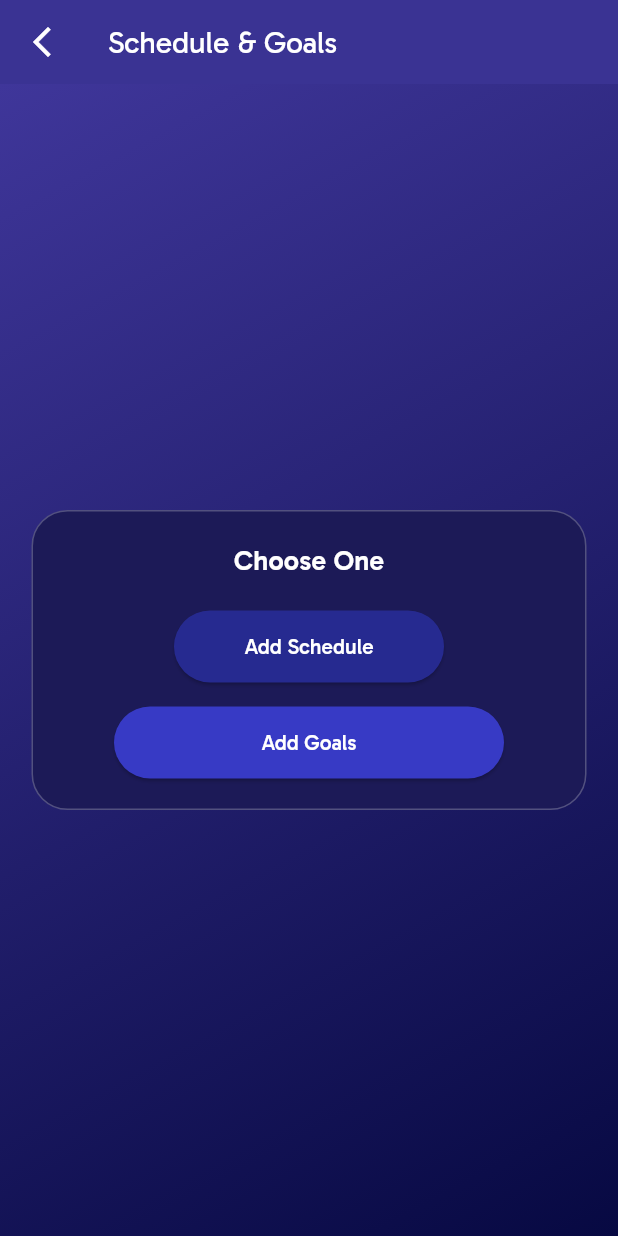
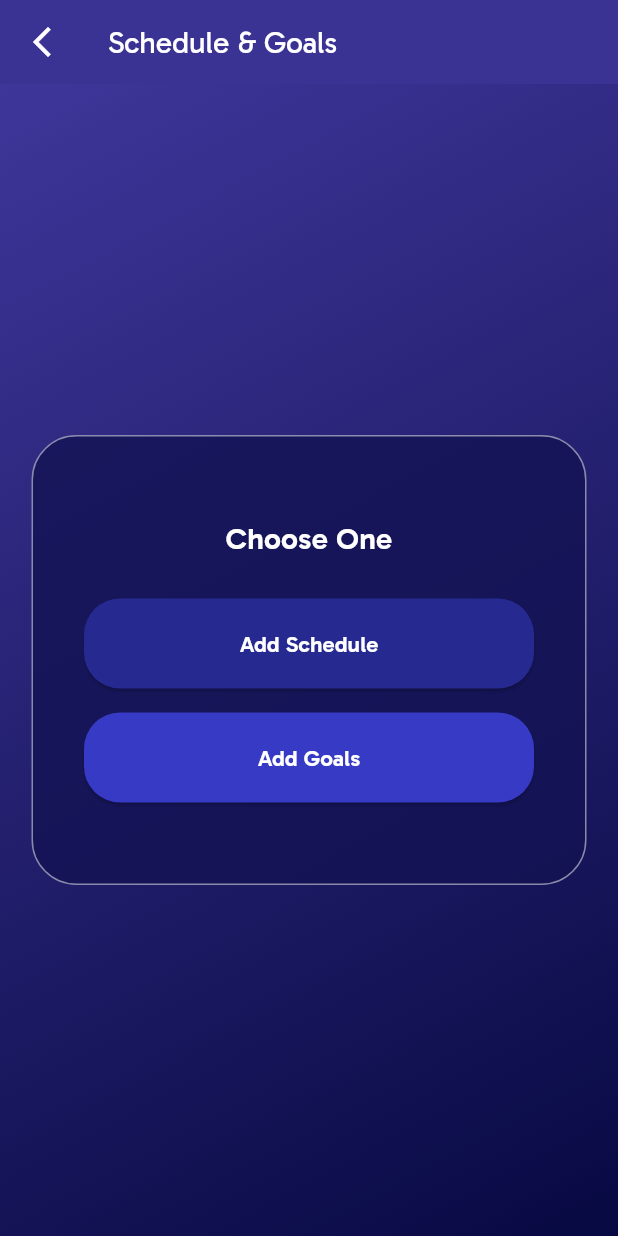
Before and after one commit to queenshafa/goalify-app, a Flutter app: the OptionScreen screen opened by its route, on a phone screen of 412 x 824 dp. Run offline on Flutter 3.47's test engine with Material 3 defaults, Android fonts, the phone set to English and light mode, and no system bars; our stand-ins replace another_carousel_pro, carousel_slider.

Commit message:
fix: options screen

```diff
--- a/lib/presentasi/screen/option_screen.dart
+++ b/lib/presentasi/screen/option_screen.dart
@@ -26,7 +26,7 @@ class OptionScreen extends StatelessWidget {
         ),
       ),
       body: Container(
-        padding: const EdgeInsets.symmetric(vertical: 100),
+        // padding: const EdgeInsets.symmetric(vertical: 10),
         alignment: Alignment.center,
         width: double.infinity,
         decoration: const BoxDecoration(
@@ -39,10 +39,15 @@ class OptionScreen extends StatelessWidget {
         child: Container(
           padding: const EdgeInsets.all(20),
           width: 370,
+          height: 300,
+          alignment: Alignment.center,
           decoration: BoxDecoration(
-            borderRadius: BorderRadius.circular(24),
-            color: const Color(0xFF1C1A57),
-            border: Border.all(color: Colors.white24),
+            color: const Color(0xff121253).withOpacity(0.8),
+            border: Border.all(
+              color: Colors.white.withOpacity(0.5),
+              width: 1,
+            ),
+            borderRadius: BorderRadius.circular(30),
           ),
           child: Column(
             mainAxisSize: MainAxisSize.min,
@@ -50,13 +55,13 @@ class OptionScreen extends StatelessWidget {
               const Text(
                 'Choose One',
                 style: TextStyle(
-                  fontSize: 18,
+                  fontSize: 20,
                   fontFamily: 'Gabarito',
                   fontWeight: FontWeight.w600,
                   color: Colors.white,
                 ),
               ),
-              const SizedBox(height: 20),
+              const SizedBox(height: 25),
               ElevatedButton(
                 onPressed: () {
                   Navigator.pushNamed(context, '/addSchedule');
@@ -66,14 +71,14 @@ class OptionScreen extends StatelessWidget {
                   shape: RoundedRectangleBorder(
                     borderRadius: BorderRadius.circular(24),
                   ),
-                  minimumSize: const Size(180, 48),
+                  minimumSize: const Size(300, 60),
                 ),
                 child: const Text(
                   'Add Schedule',
                   style: TextStyle(
                     fontFamily: 'Gabarito',
-                    fontWeight: FontWeight.w500,
-                    fontSize: 14,
+                    fontWeight: FontWeight.w600,
+                    fontSize: 15,
                     color: Colors.white,
                   ),
                 ),
@@ -88,14 +93,14 @@ class OptionScreen extends StatelessWidget {
                   shape: RoundedRectangleBorder(
                     borderRadius: BorderRadius.circular(24),
                   ),
-                  minimumSize: const Size(260, 48),
+                  minimumSize: const Size(300, 60),
                 ),
                 child: const Text(
                   'Add Goals',
                   style: TextStyle(
                     fontFamily: 'Gabarito',
-                    fontWeight: FontWeight.w500,
-                    fontSize: 14,
+                    fontWeight: FontWeight.w600,
+                    fontSize: 15,
                     color: Colors.white,
                   ),
                 ),
```
